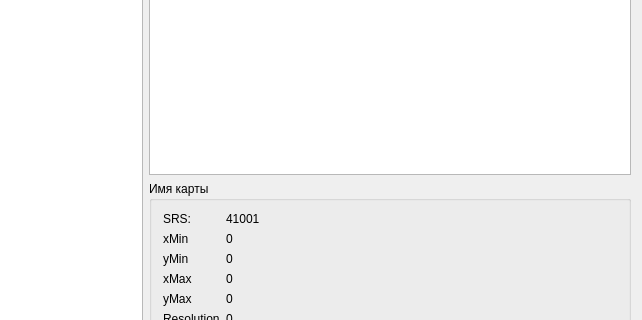
This is mainwindow.ui in MAPSWorks/MapProject as Qt 5 draws it before an edit; both pictures show x 350 to 992 and y 209 to 529 of the 992 by 610 pixel window. The edited form follows.
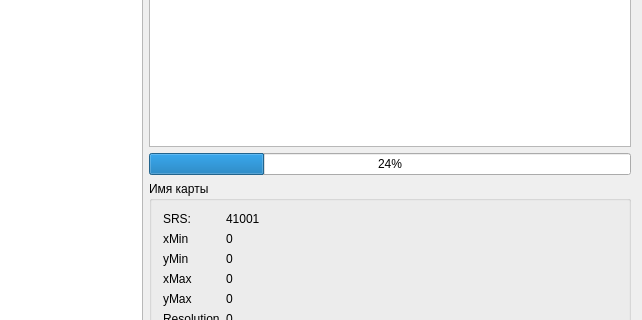
This is the edited form. Custom widgets are drawn as their Qt base class.

Diff of the .ui file:
```diff
--- a/mainwindow.ui
+++ b/mainwindow.ui
@@ -51,6 +51,13 @@
       <item>
        <widget class="QListWidget" name="listWidget"/>
       </item>
+      <item>
+       <widget class="QProgressBar" name="pBar1">
+        <property name="value">
+         <number>24</number>
+        </property>
+       </widget>
+      </item>
       <item>
        <widget class="QGroupBox" name="mapBox">
         <property name="maximumSize">
```
